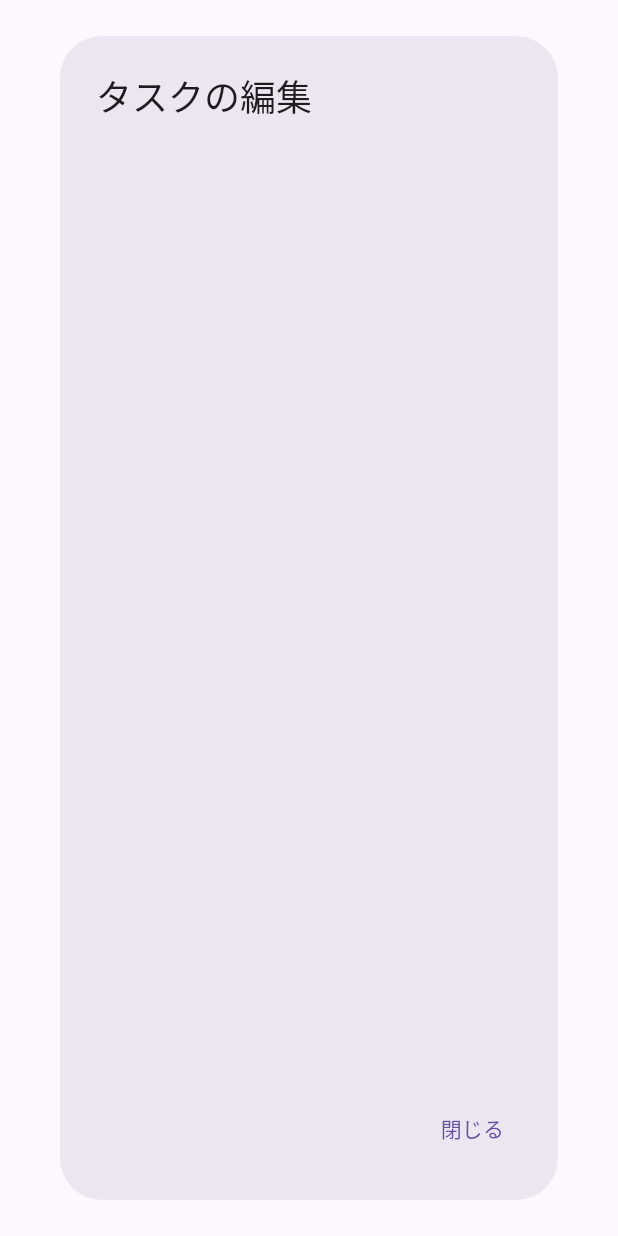
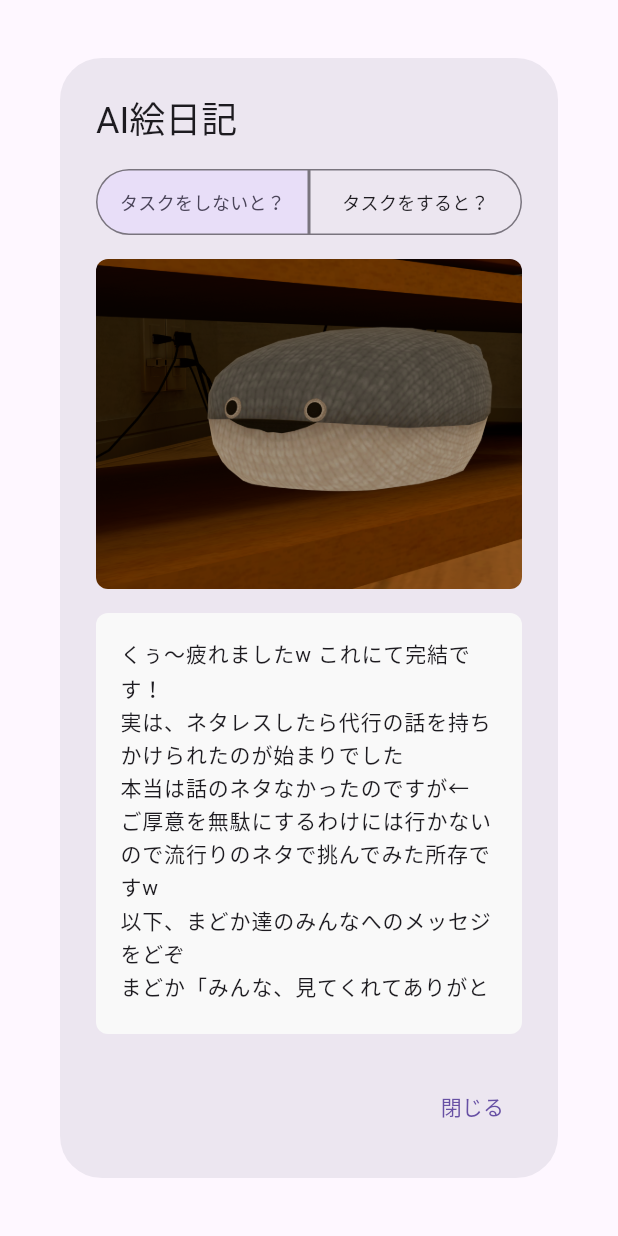
Before and after one commit to UseAI-SeaUrchinPlease/DO-OR-DOOM, a Flutter app: the AiDiary widget shown alone on an empty page, opened directly, on a phone screen of 412 x 824 dp. Run offline on Flutter 3.47's test engine with Material 3 defaults, Android fonts, the phone set to English and light mode, and no system bars; our stand-ins replace hive, hive_flutter; accounts and stored records are empty.

Commit message:
feat: ai_diaryのuiの骨組みを作成

```diff
--- a/lib/ai_diary.dart
+++ /dev/null
@@ -1,28 +0,0 @@
-import 'package:flutter/material.dart';
-
-class AiDiary extends StatelessWidget {
-  const AiDiary({super.key});
-
-  @override
-  Widget build(BuildContext context) {
-    return AlertDialog(
-      title: const Text('タスクの編集'),
-      content: SizedBox(
-        width: double.maxFinite,
-        child: Column(
-          children: [
-            /// ------------------------------------------------------------------- ///
-
-            /// ------------------------------------------------------------------- ///
-          ],
-        ),
-      ),
-      actions: [
-        TextButton(
-          onPressed: () => Navigator.of(context).pop(),
-          child: const Text('閉じる'),
-        ),
-      ],
-    );
-  }
-}
--- /dev/null
+++ b/lib/feat/ai_diary/ai_diary.dart
@@ -0,0 +1,133 @@
+import 'package:flutter/material.dart';
+
+class AiDiary extends StatelessWidget {
+  const AiDiary({super.key});
+
+  @override
+  Widget build(BuildContext context) {
+    return AlertDialog(
+      title: const Text('AI絵日記'),
+      content: SizedBox(
+        width: double.maxFinite,
+        height: MediaQuery.of(context).size.height * 0.7,
+        child: Column(
+          children: [
+            // タブ部分
+            SizedBox(
+              width: double.infinity,
+              height: 44,
+              child: Row(
+                children: [
+                  Expanded(
+                    child: Container(
+                      decoration: ShapeDecoration(
+                        color: const Color(0xFFE8DEF8),
+                        shape: RoundedRectangleBorder(
+                          side: BorderSide(
+                            width: 1,
+                            color: const Color(0xFF79747E),
+                          ),
+                          borderRadius: BorderRadius.only(
+                            topLeft: Radius.circular(100),
+                            bottomLeft: Radius.circular(100),
+                          ),
+                        ),
+                      ),
+                      child: Center(
+                        child: Text(
+                          'タスクをしないと？',
+                          style: TextStyle(
+                            color: const Color(0xFF4A4459),
+                            fontSize: 12,
+                            fontFamily: 'Roboto',
+                            fontWeight: FontWeight.w500,
+                          ),
+                        ),
+                      ),
+                    ),
+                  ),
+                  Expanded(
+                    child: Container(
+                      decoration: ShapeDecoration(
+                        shape: RoundedRectangleBorder(
+                          side: BorderSide(
+                            width: 1,
+                            color: const Color(0xFF79747E),
+                          ),
+                          borderRadius: BorderRadius.only(
+                            topRight: Radius.circular(100),
+                            bottomRight: Radius.circular(100),
+                          ),
+                        ),
+                      ),
+                      child: Center(
+                        child: Text(
+                          'タスクをすると？',
+                          style: TextStyle(
+                            color: const Color(0xFF1D1B20),
+                            fontSize: 12,
+                            fontFamily: 'Roboto',
+                            fontWeight: FontWeight.w500,
+                          ),
+                        ),
+                      ),
+                    ),
+                  ),
+                ],
+              ),
+            ),
+            const SizedBox(height: 16),
+
+            // 画像部分
+            SizedBox(
+              width: double.infinity,
+              height: 220,
+              child: Container(
+                decoration: BoxDecoration(
+                  image: const DecorationImage(
+                    image: AssetImage("assets/images/sacabambaspis.png"),
+                    fit: BoxFit.cover,
+                  ),
+                  borderRadius: BorderRadius.circular(8),
+                ),
+              ),
+            ),
+
+            const SizedBox(height: 16),
+
+            // テキスト部分
+            Expanded(
+              child: Container(
+                width: double.infinity,
+                decoration: BoxDecoration(
+                  color: const Color(0xFFF9F9F9), // 薄いグレー背景
+                  borderRadius: BorderRadius.circular(8),
+                ),
+                padding: const EdgeInsets.all(16), // padding を設ける
+                child: SingleChildScrollView(
+                  child: Text(
+                    'くぅ～疲れましたw これにて完結です！\n実は、ネタレスしたら代行の話を持ちかけられたのが始まりでした\n本当は話のネタなかったのですが←\nご厚意を無駄にするわけには行かないので流行りのネタで挑んでみた所存ですw\n以下、まどか達のみんなへのメッセジをどぞ\nまどか「みんな、見てくれてありがとう\nちょっと腹黒なところも見えちゃったけど・・・気にしないでね！」\nさやか「いやーありがと！\n私のかわいさは二十分に伝わったかな？」\nマミ「見てくれたのは嬉しいけどちょっと恥ずかしいわね・・・」\n京子「見てくれありがとな！\n正直、作中で言った私の気持ちは本当だよ！」\nほむら「・・・ありがと」ﾌｧｻ\nでは、\nまどか、さやか、マミ、京子、ほむら、俺「皆さんありがとうございました！」\n終\nまどか、さやか、マミ、京子、ほむら「って、なんで俺くんが！？\n改めまして、ありがとうございました！」\n本当の本当に終わり',
+                    style: TextStyle(
+                      color: const Color(0xFF1D1B20),
+                      fontSize: 14,
+                      fontFamily: 'Roboto',
+                      fontWeight: FontWeight.w400,
+                      height: 1.57,
+                      letterSpacing: 0.56,
+                    ),
+                  ),
+                ),
+              ),
+            ),
+          ],
+        ),
+      ),
+      actions: [
+        TextButton(
+          onPressed: () => Navigator.of(context).pop(),
+          child: const Text('閉じる'),
+        ),
+      ],
+    );
+  }
+}
--- a/lib/feat/edit/task_edit.dart
+++ b/lib/feat/edit/task_edit.dart
@@ -1,3 +1,4 @@
+import 'package:do_or_doom/feat/ai_diary/ai_diary.dart';
 import 'package:flutter/material.dart';
 import 'widgets/task_name_section.dart';
 import 'widgets/due_date_section.dart';
@@ -170,16 +171,7 @@ class _TaskEditState extends State<TaskEdit> {
       showDialog(
         context: context,
         builder: (BuildContext context) {
-          return AlertDialog(
-            title: const Text('AI絵日記'),
-            content: const Text('AI絵日記機能を開始します！'),
-            actions: [
-              TextButton(
-                onPressed: () => Navigator.of(context).pop(),
-                child: const Text('OK'),
-              ),
-            ],
-          );
+          return AiDiary();
         },
       );
     });
--- a/lib/main.dart
+++ b/lib/main.dart
@@ -1,7 +1,6 @@
 import 'package:flutter/material.dart';
 import 'core/services/task_storage.dart';
 import 'feat/root/stub/task_list_screen.dart';
-import 'ai_diary.dart';
 
 void main() async {
   WidgetsFlutterBinding.ensureInitialized();
@@ -20,7 +19,7 @@ class MainApp extends StatelessWidget {
     return MaterialApp(
       title: 'DO OR DOOM - Task Storage',
       theme: ThemeData(primarySwatch: Colors.blue, useMaterial3: true),
-      home: const AiDiary(),
+      home: const TaskListScreen(),
     );
   }
 }
--- a/pubspec.yaml
+++ b/pubspec.yaml
@@ -24,3 +24,4 @@ flutter:
     uses-material-design: true
     assets:
         - assets/icons/
+        - assets/images/
```
Also changed, not shown: assets/images/sacabambaspis.png (added).
